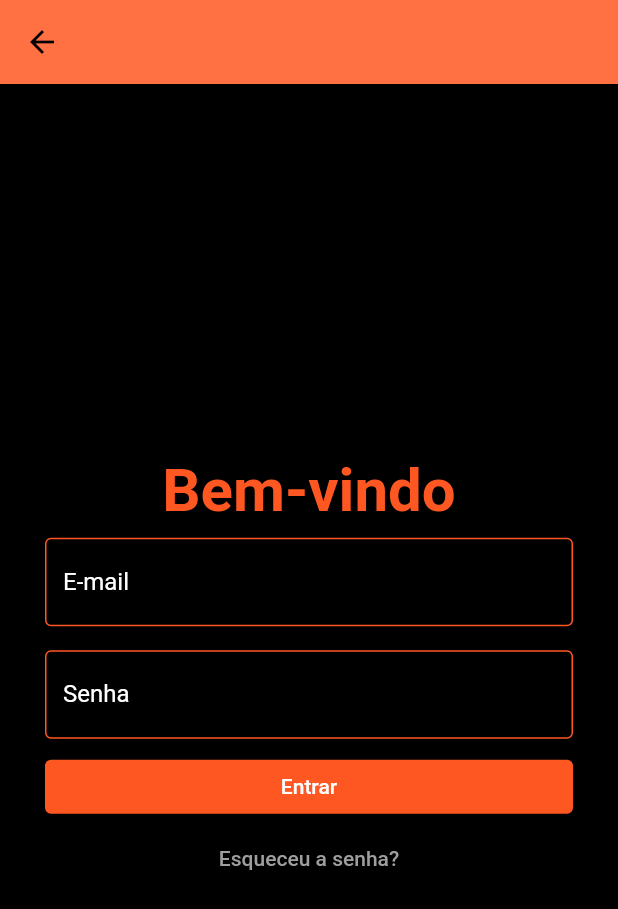
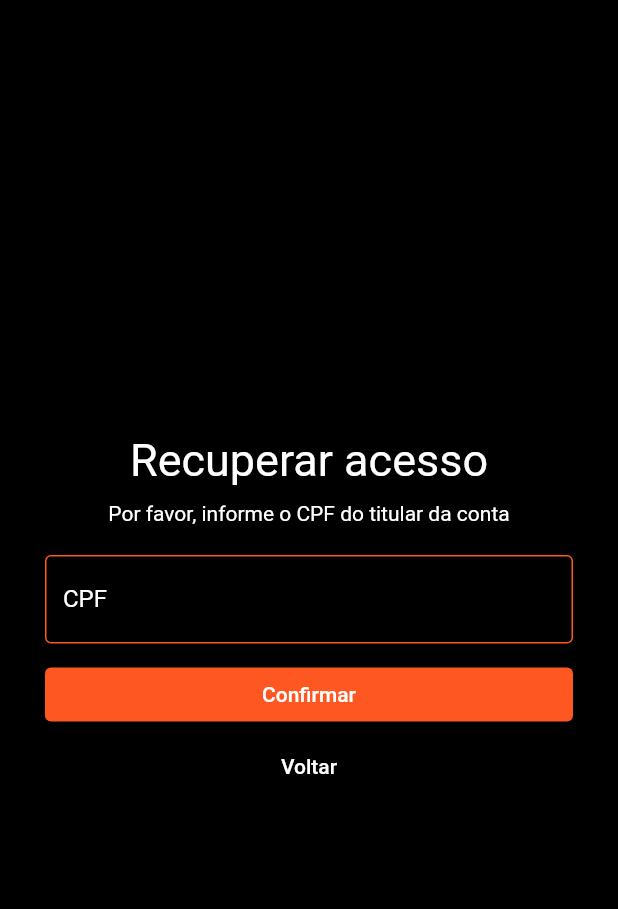
Before and after one commit to mechztcc/flutter-bank, a Flutter app: the LoginPage screen opened by its route, after a tap on "Esqueceu a senha?", on a phone screen of 412 x 824 dp. Shown: the top 909 px of the screen. Run offline on Flutter 3.47's test engine with Material 2 defaults, Android fonts, the phone set to English and light mode, and no system bars; our stand-ins replace flutter_modular, mobx; generated files the repository leaves out were written again.

Commit message:
forgot password

```diff
--- /dev/null
+++ b/lib/app/modules/users/screens/forgot_password_page.dart
@@ -0,0 +1,99 @@
+import 'package:flutter/material.dart';
+import 'package:flutter_modular/flutter_modular.dart';
+
+class ForgotPasswordPage extends StatefulWidget {
+  final String title;
+  const ForgotPasswordPage({Key? key, this.title = 'ForgotPasswordPage'})
+      : super(key: key);
+  @override
+  ForgotPasswordPageState createState() => ForgotPasswordPageState();
+}
+
+class ForgotPasswordPageState extends State<ForgotPasswordPage> {
+  @override
+  Widget build(BuildContext context) {
+    return Scaffold(
+      backgroundColor: Colors.black,
+      body: Column(
+        mainAxisAlignment: MainAxisAlignment.center,
+        children: <Widget>[
+          Padding(
+            padding: const EdgeInsets.symmetric(
+              horizontal: 30,
+            ),
+            child: Column(
+              children: [
+                Row(
+                  mainAxisAlignment: MainAxisAlignment.center,
+                  children: [
+                    Text(
+                      'Recuperar acesso',
+                      style: TextStyle(
+                        color: Colors.white,
+                        fontSize: 30,
+                      ),
+                    ),
+                  ],
+                ),
+                Padding(
+                  padding: const EdgeInsets.only(top: 10),
+                  child: Text(
+                    'Por favor, informe o CPF do titular da conta',
+                    style: TextStyle(color: Colors.white),
+                  ),
+                ),
+                Form(
+                  child: Padding(
+                    padding: const EdgeInsets.only(top: 20),
+                    child: TextFormField(
+                      decoration: const InputDecoration(
+                        label: Text(
+                          'CPF',
+                          style: TextStyle(
+                            color: Colors.white,
+                          ),
+                        ),
+                        enabledBorder: OutlineInputBorder(
+                          borderSide: BorderSide(color: Colors.deepOrange),
+                        ),
+                      ),
+                    ),
+                  ),
+                ),
+                Padding(
+                  padding: const EdgeInsets.only(top: 10),
+                  child: SizedBox(
+                    width: double.infinity,
+                    child: ElevatedButton(
+                      onPressed: () {},
+                      child: Text(
+                        'Confirmar',
+                        style: TextStyle(color: Colors.white),
+                      ),
+                      style: ElevatedButton.styleFrom(
+                        primary: Colors.deepOrange,
+                      ),
+                    ),
+                  ),
+                ),
+                SizedBox(
+                  width: double.infinity,
+                  child: ElevatedButton(
+                    onPressed: () {
+                      Modular.to.pushReplacementNamed('/users/login');
+                    },
+                    child: Text(
+                      'Voltar',
+                      style: TextStyle(color: Colors.white),
+                    ),
+                    style: ElevatedButton.styleFrom(primary: Colors.black),
+                  ),
+                ),
+              ],
+            ),
+          )
+        ],
+      ),
+    );
+  }
+}
--- a/lib/app/modules/users/screens/login_page.dart
+++ b/lib/app/modules/users/screens/login_page.dart
@@ -12,9 +12,6 @@ class LoginPageState extends State<LoginPage> {
   @override
   Widget build(BuildContext context) {
     return Scaffold(
-      appBar: AppBar(
-        backgroundColor: Colors.deepOrange[400],
-      ),
       body: Container(
         color: Colors.black,
         child: Column(
--- a/lib/app/modules/users/users_module.dart
+++ b/lib/app/modules/users/users_module.dart
@@ -1,4 +1,5 @@
 import 'package:flutter_bank/app/modules/users/screens/create_page.dart';
+import 'package:flutter_bank/app/modules/users/screens/forgot_password_page.dart';
 import 'package:flutter_bank/app/modules/users/screens/home_page.dart';
 import 'package:flutter_bank/app/modules/users/screens/login_page.dart';
 
@@ -16,5 +17,6 @@ class UsersModule extends Module {
     ChildRoute('/home', child: (_, args) => HomePage()),
     ChildRoute('/login', child: (_, args) => LoginPage()),
     ChildRoute('/create', child: (_, args) => CreatePage()),
+    ChildRoute('/forgot', child: (_, args) => ForgotPasswordPage()),
   ];
 }
--- a/lib/app/modules/users/widgets/create_form_widget.dart
+++ b/lib/app/modules/users/widgets/create_form_widget.dart
@@ -1,4 +1,5 @@
 import 'package:flutter/material.dart';
+import 'package:flutter_modular/flutter_modular.dart';
 
 class CreateFormWidget extends StatefulWidget {
   final String title;
@@ -37,6 +38,10 @@ class _CreateFormWidgetState extends State<CreateFormWidget> {
   }
 
   void handleBack() {
+    if (isCpf == true) {
+      Modular.to.pop();
+    }
+
     if (isName == true) {
       isName = false;
       isCpf = true;
--- a/lib/app/modules/users/widgets/login_form_widget.dart
+++ b/lib/app/modules/users/widgets/login_form_widget.dart
@@ -1,4 +1,5 @@
 import 'package:flutter/material.dart';
+import 'package:flutter_modular/flutter_modular.dart';
 
 class LoginFormWidget extends StatelessWidget {
   final String title;
@@ -81,7 +82,9 @@ class LoginFormWidget extends StatelessWidget {
                   ),
                 ),
                 TextButton(
-                  onPressed: () {},
+                  onPressed: () {
+                    Modular.to.pushReplacementNamed('/users/forgot');
+                  },
                   child: Text('Esqueceu a senha?'),
                 ),
               ],
```
Also changed, not shown: 1 other file.
